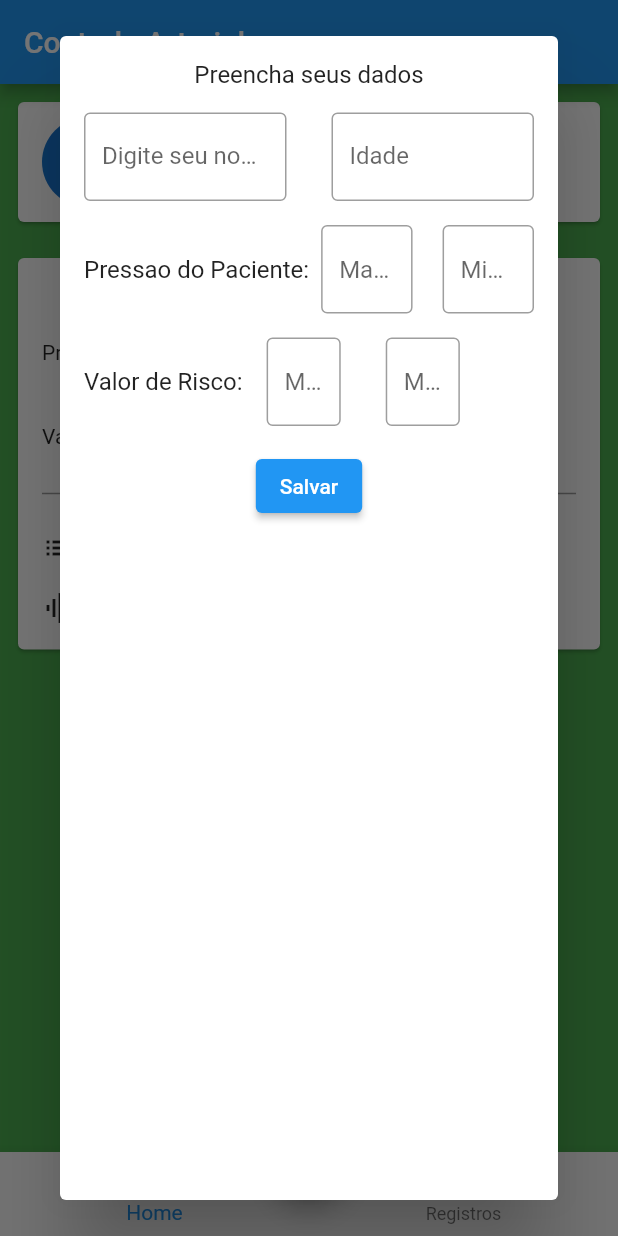
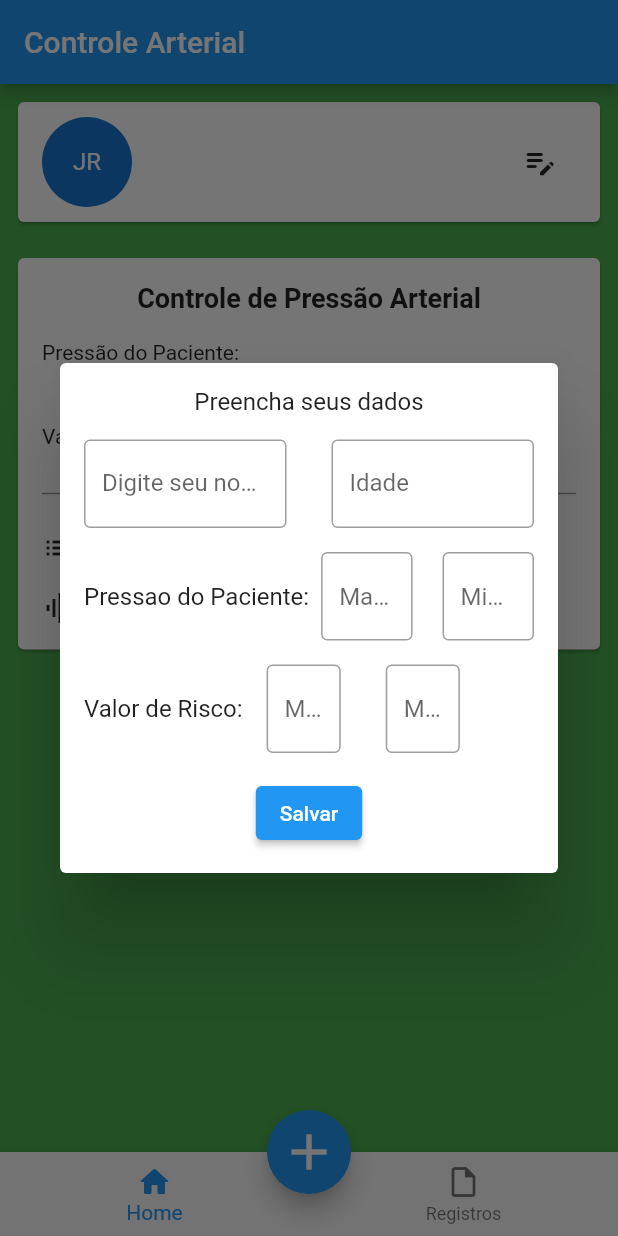
Before and after one commit to JuniorFonseca08/Monitor-Arterial, a Flutter app: the screen it shows after launch, after a tap on the "edit note" icon, on a phone screen of 412 x 824 dp. Run offline on Flutter 3.47's test engine with Material 2 defaults, Android fonts, the phone set to English and light mode, and no system bars; our stand-ins replace shared_preferences.

Commit message:
store, provider, entity (quase ok)

```diff
--- /dev/null
+++ b/lib/app_routes.dart
@@ -0,0 +1,16 @@
+import 'package:controle_pressao_arterial/paginas/home/abas/registro_tab.dart';
+import 'package:flutter/material.dart';
+
+import 'paginas/home/home_page.dart';
+
+class AppRoutes {
+  static String initialRoute = '/';
+  static String detalhe = '/detalheItem';
+
+  static Map<String, Widget Function(BuildContext)> routes() {
+    return {
+      initialRoute: (contex) => const HomePage(),
+      detalhe: (contex) => const RegistroTab(),
+    };
+  }
+}
--- a/lib/app_widget.dart
+++ b/lib/app_widget.dart
@@ -1,4 +1,4 @@
-import 'package:controle_pressao_arterial/paginas/home/home_page.dart';
+import 'package:controle_pressao_arterial/app_routes.dart';
 import 'package:flutter/material.dart';
 
 class MyApp extends StatefulWidget {
@@ -11,9 +11,9 @@ class MyApp extends StatefulWidget {
 class _MyAppState extends State<MyApp> {
   @override
   Widget build(BuildContext context) {
-    return const MaterialApp(
+    return MaterialApp(
       title: 'Controle Arterial',
-      home: HomePage(),
+      routes: AppRoutes.routes(),
     );
   }
 }
--- a/lib/entities/afazer_entity.dart
+++ b/lib/entities/afazer_entity.dart
@@ -57,7 +57,7 @@ class AfazerEntity {
     return items.map((item) => item.toJson()).toList();
   }
 
-  static List<AfazerEntity> fromJsonList(List<dynamic> json) {
-    return json.map((item) => AfazerEntity.fromJson(item)).toList();
+  static List<AfazerEntity> fromJsonList(List<dynamic>? json) {
+    return json?.map((item) => AfazerEntity.fromJson(item)).toList() ?? [];
   }
 }
--- a/lib/paginas/home/abas/afazeres_tab.dart
+++ b/lib/paginas/home/abas/afazeres_tab.dart
@@ -14,6 +14,12 @@ class AfazeresTab extends StatefulWidget {
 
 class _AfazeresTabState extends State<AfazeresTab> {
   late AfazerProvider store;
+
+  @override
+  void initState() {
+    store = AfazerProvider();
+    super.initState();
+  }
 
   @override
   Widget build(BuildContext context) {
--- a/lib/providers/afazer_provider.dart
+++ b/lib/providers/afazer_provider.dart
@@ -47,14 +47,15 @@ class AfazerProvider with ChangeNotifier {
   void modalConfiguracao(BuildContext context) {
     showDialog(
       context: context,
-      builder: (BuildContext context) {
-        return AlertDialog(
-          contentPadding: const EdgeInsets.all(16),
-          content: ConfiguracaoWidget(callback: (item) {
-            listaAfazeres = [item, ...listaAfazeres];
-            //notifyListeners();
-          }),
-        );
+      builder: (context) {
+        return SimpleDialog(
+            contentPadding: const EdgeInsets.all(16),
+            children: [
+              ConfiguracaoWidget(callback: (item) {
+                listaAfazeres = [item, ...listaAfazeres];
+                notifyListeners();
+              }),
+            ]);
       },
     );
   }
```
